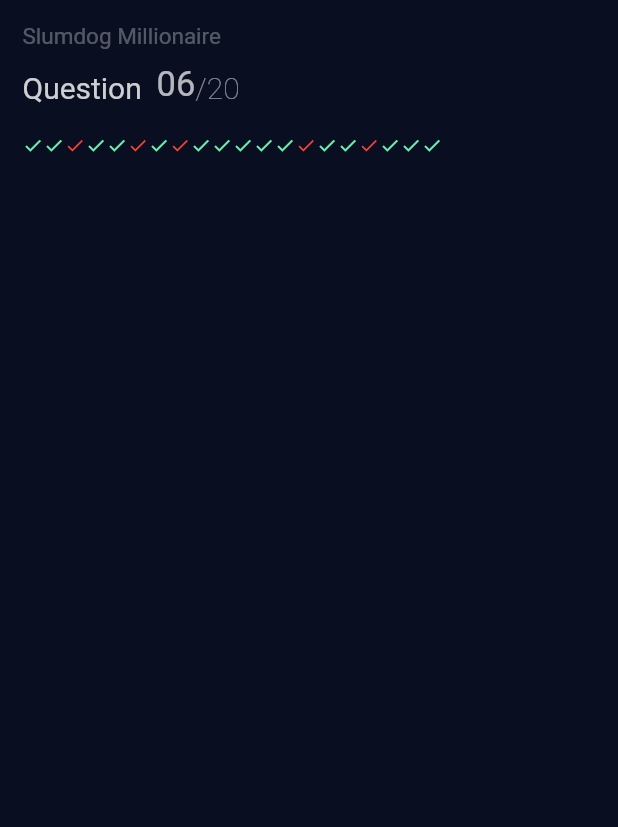
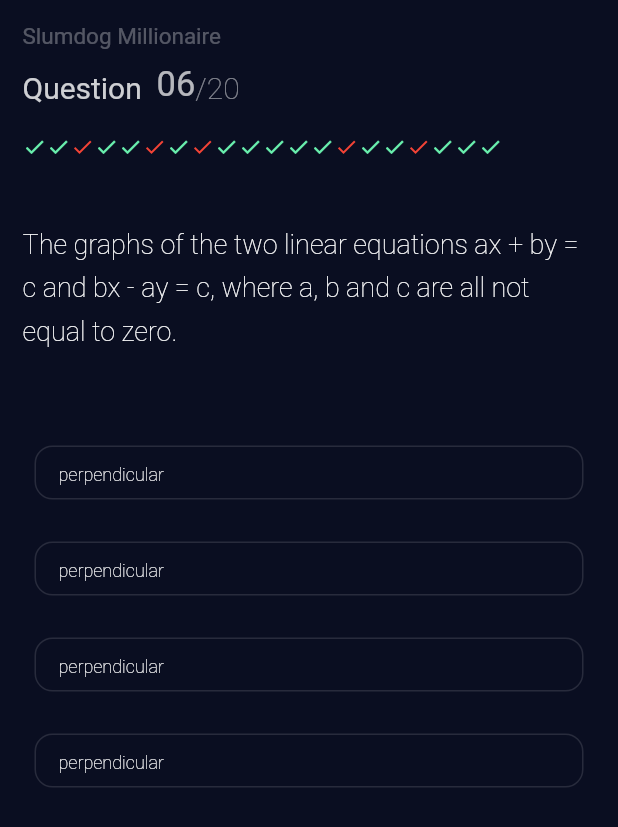
Before and after one commit to CynthiaPeter/Bliionaire-quiz-app, a Flutter app: the screen it shows after launch, on a phone screen of 412 x 824 dp. Shown: the top 827 px of the screen. Run offline on Flutter 3.47's test engine with Material 2 defaults, Android fonts, the phone set to English and light mode, and no system bars.

Commit message:
butons figured out

```diff
--- a/lib/quiz_page.dart
+++ b/lib/quiz_page.dart
@@ -55,32 +55,136 @@ class _QuizPageState extends State<QuizPage> {
                       ),
                     ],
                   ),
-                  SizedBox(height:20),
+                  SizedBox(height: 20),
                   Row(
                     children: <Widget>[
-                      Icon(Icons.check, color: Colors.greenAccent, size: 14,),
-                      Icon(Icons.check, color: Colors.greenAccent, size: 14, ),
-                      Icon(Icons.check, color: Colors.red, size: 14,),
-                      Icon(Icons.check, color: Colors.greenAccent, size: 14,),
-                      Icon(Icons.check, color: Colors.greenAccent, size: 14,),
-                      Icon(Icons.check, color: Colors.red, size: 14,),
-                      Icon(Icons.check, color: Colors.greenAccent, size: 14,),
-                      Icon(Icons.check, color: Colors.red, size: 14,),
-                      Icon(Icons.check, color: Colors.greenAccent, size: 14,),
-                      Icon(Icons.check, color: Colors.greenAccent, size: 14,),
-                      Icon(Icons.check, color: Colors.greenAccent, size: 14,),
-                      Icon(Icons.check, color: Colors.greenAccent, size: 14,),
-                      Icon(Icons.check, color: Colors.greenAccent, size: 14,),
-                      Icon(Icons.check, color: Colors.red, size: 14,),
-                      Icon(Icons.check, color: Colors.greenAccent, size: 14,),
-                      Icon(Icons.check, color: Colors.greenAccent, size: 14,),
-                      Icon(Icons.check, color: Colors.red, size: 14,),
-                      Icon(Icons.check, color: Colors.greenAccent, size: 14,),
-                      Icon(Icons.check, color: Colors.greenAccent, size: 14,),
-                      Icon(Icons.check, color: Colors.greenAccent, size: 14,),
+                      Icon(
+                        Icons.check,
+                        color: Colors.greenAccent,
+                        size: 16,
+                      ),
+                      Icon(
+                        Icons.check,
+                        color: Colors.greenAccent,
+                        size: 16,
+                      ),
+                      Icon(
+                        Icons.check,
+                        color: Colors.red,
+                        size: 16,
+                      ),
+                      Icon(
+                        Icons.check,
+                        color: Colors.greenAccent,
+                        size: 16,
+                      ),
+                      Icon(
+                        Icons.check,
+                        color: Colors.greenAccent,
+                        size: 16,
+                      ),
+                      Icon(
+                        Icons.check,
+                        color: Colors.red,
+                        size: 16,
+                      ),
+                      Icon(
+                        Icons.check,
+                        color: Colors.greenAccent,
+                        size: 16,
+                      ),
+                      Icon(
+                        Icons.check,
+                        color: Colors.red,
+                        size: 16,
+                      ),
+                      Icon(
+                        Icons.check,
+                        color: Colors.greenAccent,
+                        size: 16,
+                      ),
+                      Icon(
+                        Icons.check,
+                        color: Colors.greenAccent,
+                        size: 16,
+                      ),
+                      Icon(
+                        Icons.check,
+                        color: Colors.greenAccent,
+                        size: 16,
+                      ),
+                      Icon(
+                        Icons.check,
+                        color: Colors.greenAccent,
+                        size: 16,
+                      ),
+                      Icon(
+                        Icons.check,
+                        color: Colors.greenAccent,
+                        size: 16,
+                      ),
+                      Icon(
+                        Icons.check,
+                        color: Colors.red,
+                        size: 16,
+                      ),
+                      Icon(
+                        Icons.check,
+                        color: Colors.greenAccent,
+                        size: 16,
+                      ),
+                      Icon(
+                        Icons.check,
+                        color: Colors.greenAccent,
+                        size: 16,
+                      ),
+                      Icon(
+                        Icons.check,
+                        color: Colors.red,
+                        size: 16,
+                      ),
+                      Icon(
+                        Icons.check,
+                        color: Colors.greenAccent,
+                        size: 16,
+                      ),
+                      Icon(
+                        Icons.check,
+                        color: Colors.greenAccent,
+                        size: 16,
+                      ),
+                      Icon(
+                        Icons.check,
+                        color: Colors.greenAccent,
+                        size: 16,
+                      ),
                     ],
-                  )
-                ],
+                  ),
+                  SizedBox(
+                    height: 40,
+                  ),
+                  Row(
+                    children: <Widget>[
+                      Expanded(
+                        child: Container(
+                          child: Text(
+                            'The graphs of the two linear equations ax + by = c and bx - ay = c, where a, b and c are all not equal to zero.',
+                            style: TextStyle(
+                                fontWeight: FontWeight.w100,
+                                fontSize: 18,
+                                height: 1.6,
+                                color: Colors.white),
+                          ),
+                        ),
+                      ),
+                    ],
+                  ),
+                  SizedBox(height: 50,),
+
+                  AnswerButtons(),
+                  AnswerButtons(),
+                  AnswerButtons(),
+                  AnswerButtons(), ],
               ),
             )
           ],
@@ -89,3 +193,32 @@ class _QuizPageState extends State<QuizPage> {
     );
   }
 }
+
+class AnswerButtons extends StatelessWidget {
+  const AnswerButtons({
+    Key key,
+  }) : super(key: key);
+
+  @override
+  Widget build(BuildContext context) {
+    return Padding(padding: EdgeInsets.all(8.0),
+    child: OutlineButton(onPressed: (){},
+    shape: RoundedRectangleBorder(borderRadius: BorderRadius.circular(12)),
+     borderSide: BorderSide(color: Colors.white12),
+    child: Row(
+            children: [
+              Text('perpendicular',
+                style: TextStyle(
+      fontWeight: FontWeight.w100,
+      fontSize: 12,
+      height: 1.6,
+      color: Colors.white),
+              ),
+
+              ],
+
+    ),
+    ),
+     );
+  }
+}
```
